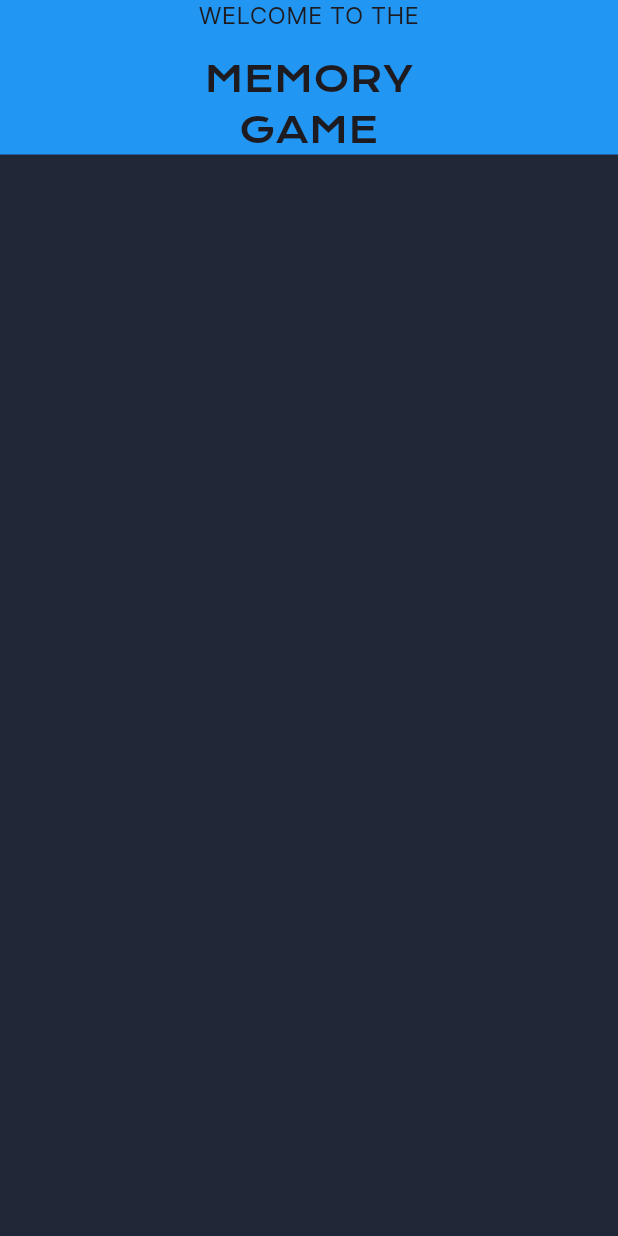
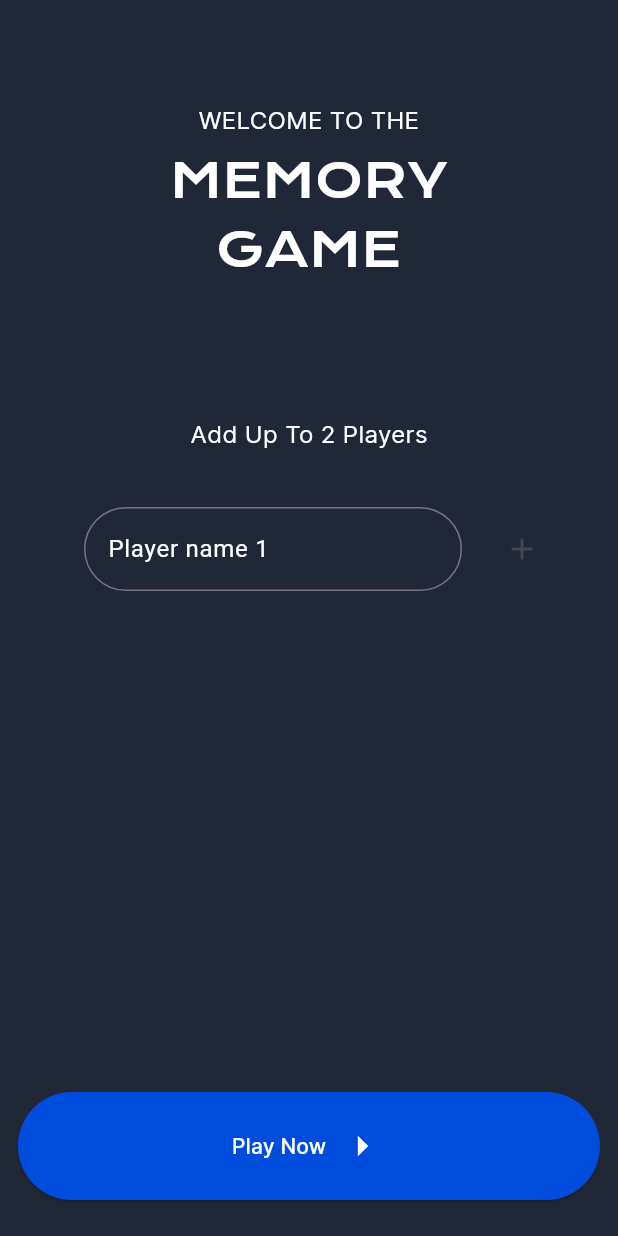
Before and after one commit to melanieesilva/memorygameflutter, a Flutter app: the screen it shows after launch, on a phone screen of 412 x 824 dp. Run offline on Flutter 3.47's test engine with Material 3 defaults, Android fonts, the phone set to English and light mode, and no system bars.

Commit message:
Add Tela Inicial

```diff
--- /dev/null
+++ b/lib/gameScreen.dart
@@ -0,0 +1,19 @@
+// ignore_for_file: prefer_const_constructors
+
+import 'package:flutter/material.dart';
+import 'package:memory/common/constants/app_colors.dart';
+
+class GameScreen extends StatefulWidget {
+  const GameScreen({Key? key}) : super(key: key);
+  @override
+  _GameScreenState createState() => _GameScreenState();
+}
+
+class _GameScreenState extends State<GameScreen> {
+  @override
+  Widget build(BuildContext context) {
+    return Scaffold(
+      body: Text("Página 2"),
+    );
+  }
+}
--- a/lib/onboarding.dart
+++ b/lib/onboarding.dart
@@ -1,17 +1,27 @@
-// ignore_for_file: prefer_const_literals_to_create_immutables, prefer_const_constructors, sort_child_properties_last
+// ignore_for_file: prefer_const_literals_to_create_immutables, prefer_const_constructors, sort_child_properties_last, library_private_types_in_public_api
 
 import 'package:flutter/material.dart';
 import 'package:memory/common/constants/app_colors.dart';
+import 'package:memory/gameScreen.dart';
 
-class OnBoarding extends StatelessWidget {
-  const OnBoarding({super.key});
+class OnBoarding extends StatefulWidget {
+  const OnBoarding({Key? key}) : super(key: key);
+  @override
+  _OnBoardingState createState() => _OnBoardingState();
+}
 
+class _OnBoardingState extends State<OnBoarding> {
+  List<TextEditingController> controllers = [TextEditingController()];
   @override
   Widget build(BuildContext context) {
+    double heightScreen = MediaQuery.of(context).size.height;
+    double containerSize = heightScreen * 0.8;
     return Scaffold(
       body: Column(
+        mainAxisAlignment: MainAxisAlignment.spaceBetween,
         children: <Widget>[
           Container(
+            padding: EdgeInsets.only(top: 70, left: 20, right: 20),
             child: Column(children: <Widget>[
               Text(
                 "WELCOME TO THE",
@@ -21,26 +31,130 @@ class OnBoarding extends StatelessWidget {
                   fontFamily: "Inter",
                   fontSize: 16,
                   fontWeight: FontWeight.w400,
+                  color: Colors.white,
                   height: 0,
                 ),
               ),
               Container(
                 width: 217,
-                  margin: EdgeInsets.only(top: 16),
+                margin: EdgeInsets.only(top: 8, bottom: 90),
                 child: Text(
                   "MEMORY GAME",
                   textDirection: TextDirection.ltr,
                   textAlign: TextAlign.center,
-                    style: TextStyle(fontFamily: "KronaOne", fontSize: 24),
+                  style: TextStyle(
+                      fontFamily: "KronaOne",
+                      fontSize: 32,
+                      color: Colors.white),
                 ),
               ),
+              Text(
+                "Add Up To 2 Players",
+                textDirection: TextDirection.ltr,
+                style: TextStyle(
+                  fontFamily: "Inter",
+                  fontSize: 16,
+                  fontWeight: FontWeight.w400,
+                  color: Colors.white,
+                  height: 0,
+                ),
+              ),
+              Container(
+                  child: ListView.builder(
+                      physics: NeverScrollableScrollPhysics(),
+                      shrinkWrap: true,
+                      itemCount: controllers.length,
+                      itemBuilder: (context, index) {
+                        return Row(children: [
+                          Expanded(
+                            child: Padding(
+                              padding: const EdgeInsets.all(16.0),
+                              child: TextField(
+                                  controller: controllers[index],
+                                  decoration: InputDecoration(
+                                      labelText: 'Player name ${index + 1}',
+                                      labelStyle:
+                                          TextStyle(color: Colors.white),
+                                      border: OutlineInputBorder(
+                                          borderRadius:
+                                              BorderRadius.circular(100),
+                                          borderSide:
+                                              BorderSide(color: Colors.blue)),
+                                      focusedBorder: OutlineInputBorder(
+                                          borderSide:
+                                              BorderSide(color: Colors.white),
+                                          borderRadius:
+                                              BorderRadius.circular(100)))),
+                            ),
+                          ),
+                          if (index == 0)
+                            IconButton(
+                              icon: Icon(Icons.add),
+                              onPressed: () {
+                                setState(() {
+                                  if (controllers.length == 1) {
+                                    controllers.add(TextEditingController());
+                                  }
+                                });
+                              },
+                            ),
+                          if (index == 1)
+                            IconButton(
+                              icon: Icon(Icons.remove),
+                              onPressed: () {
+                                setState(() {
+                                  if (controllers.length > 1) {
+                                    controllers.removeLast();
+                                  }
+                                });
+                              },
+                            ),
+                        ]);
+                      }),
+                  padding:
+                      EdgeInsets.only(top: 24, bottom: 16, left: 20, right: 20),
+                  width: double.infinity)
             ]),
-              color: Colors.blue,
-              width: double.infinity),
+            width: double.infinity,
+            // height: containerSize,
+            // color: Colors.blue,
+          ),
+
+          // SizedBox(height:20),
           Container(
-
+            child: ElevatedButton(
+              child: Row(
+                mainAxisAlignment: MainAxisAlignment.center,
+                children: <Widget>[
+                  Text(
+                    "Play Now",
+                    textDirection: TextDirection.ltr,
+                    style: TextStyle(
+                        color: Colors.white,
+                        fontFamily: "Inter",
+                        fontWeight: FontWeight.w500),
+                  ),
+                  SizedBox(width: 8),
+                  Icon(
+                    Icons.arrow_right,
+                    size: 32,
+                    color: Colors.white,
                   )
-
+                ],
+              ),
+              onPressed: () {
+                Navigator.push(context,
+                    MaterialPageRoute(builder: (context) => GameScreen()
+                )
+              );
+              },
+              style: ElevatedButton.styleFrom(
+                  padding: EdgeInsets.all(20),
+                  backgroundColor: AppColors.btnColor),
+            ),
+            width: double.infinity,
+            padding: EdgeInsets.only(top: 16, bottom: 24, left: 12, right: 12),
+          ),
         ],
       ),
     );
--- a/pubspec.yaml
+++ b/pubspec.yaml
@@ -37,7 +37,7 @@ flutter:
           weight: 100
         - asset: fonts/Inter-Light.ttf
           weight: 300
-        - asset: fonts/Inter-ExtraLight.tff
+        - asset: fonts/Inter-ExtraLight.ttf
           weight: 200
         - asset: fonts/Inter-ExtraBold.ttf
           weight: 800
```
Also changed, not shown: pubspec.lock, 6 other files. Lines whose indentation alone changed are shown as unchanged.
